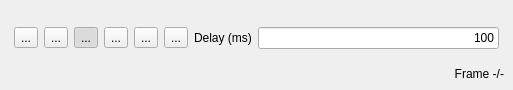
First picture: the form in playbackdialog.ui, repository SamDehaeck/GigaViewer, before the edit.
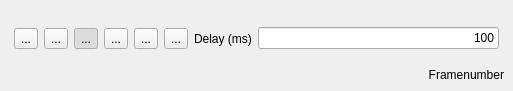
Second picture: the form after the edit. Icons and pictures are not drawn.

Commit message: Framenumber is now displayed on the bottom right for movies

```diff
--- a/playbackdialog.ui
+++ b/playbackdialog.ui
@@ -7,7 +7,7 @@
     <x>0</x>
     <y>0</y>
     <width>513</width>
-    <height>90</height>
+    <height>91</height>
    </rect>
   </property>
   <property name="windowTitle">
@@ -350,7 +350,7 @@
            <enum>Qt::RightToLeft</enum>
           </property>
           <property name="text">
-           <string>Frame -/-</string>
+           <string>Framenumber</string>
           </property>
           <property name="alignment">
            <set>Qt::AlignRight|Qt::AlignTrailing|Qt::AlignVCenter</set>
```
The commit also changes 7 other files.
